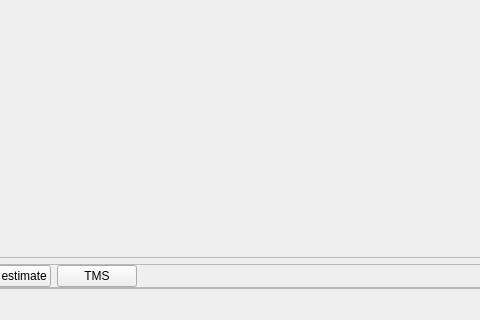
Above: UI/mainwindow.ui from VeikkaLeppanen/Real_Time_EEG before the change; both pictures show x 137 to 617 and y 570 to 890 of the 1194 by 890 pixel window. Below: the same form after it.
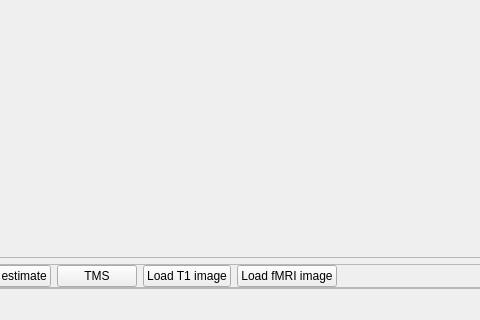
That is the form after the change. Custom widgets are drawn as their Qt base class.

```diff
--- a/UI/mainwindow.ui
+++ b/UI/mainwindow.ui
@@ -153,6 +153,20 @@
             </property>
            </widget>
           </item>
+          <item>
+           <widget class="QPushButton" name="MRI_T1_load">
+            <property name="text">
+             <string>Load T1 image</string>
+            </property>
+           </widget>
+          </item>
+          <item>
+           <widget class="QPushButton" name="fMRI_load">
+            <property name="text">
+             <string>Load fMRI image</string>
+            </property>
+           </widget>
+          </item>
           <item>
            <spacer name="horizontalSpacer">
             <property name="orientation">
```
